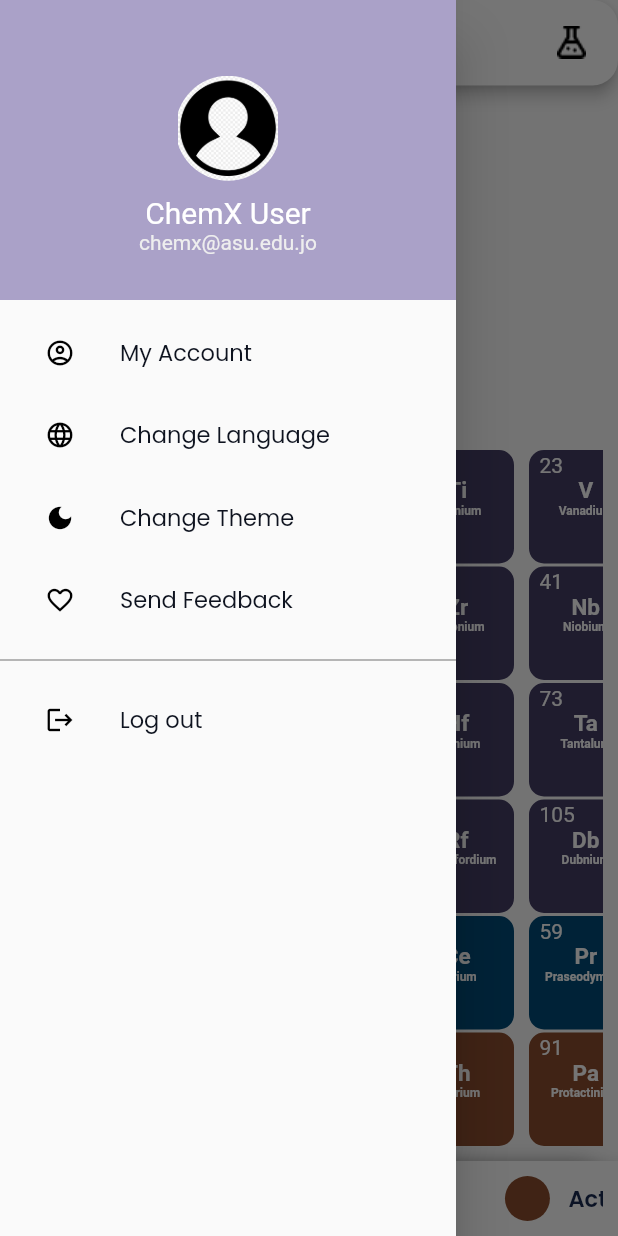
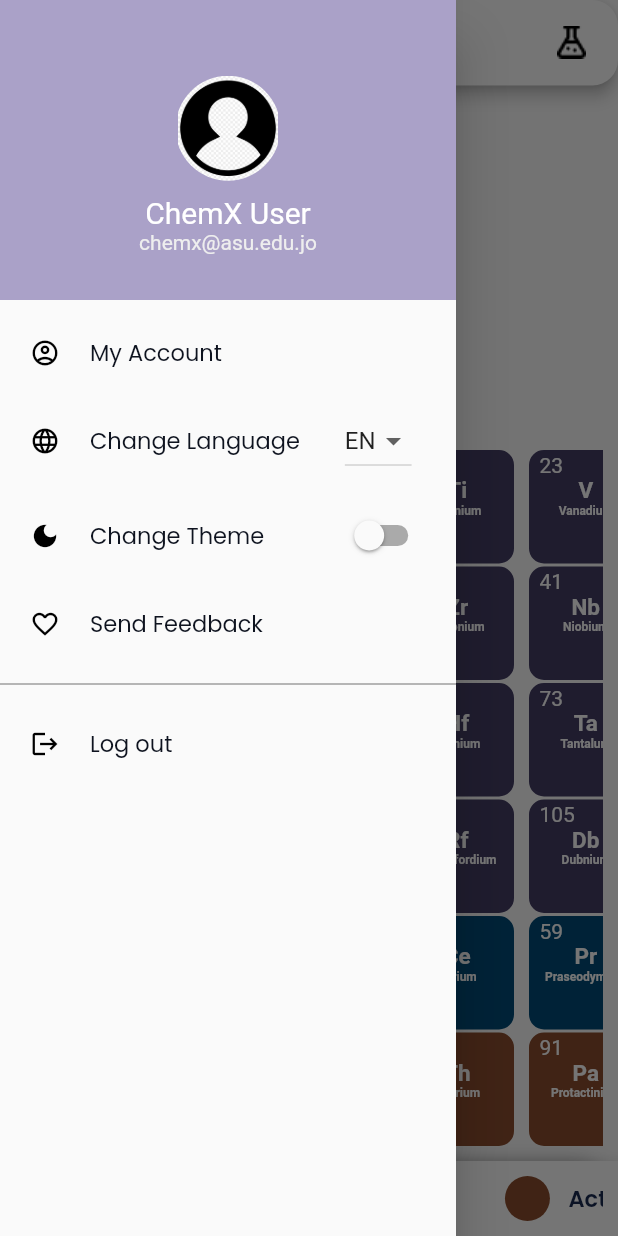
Before and after one commit to MohammadFahel/chem_x, a Flutter app: the PeriodicTableHomePage screen opened directly, with the side drawer open, on a phone screen of 412 x 824 dp. Run offline on Flutter 3.47's test engine with Material 2 defaults, Android fonts, the phone set to English and light mode, and no system bars; drawn by our look-alikes of overlay_support; our stand-ins replace email_validator, firebase_auth, firebase_core, flutter_screenutil, google_fonts, google_sign_in and 4 more; missing offline and left inert: flutter_facebook_auth, flutter_login_facebook; accounts and stored records are empty.

Commit message:
Added DropdownButton & SwitchButton to Drawer.

```diff
--- a/lib/view/drawer_page/my_drawer.dart
+++ b/lib/view/drawer_page/my_drawer.dart
@@ -1,3 +1,4 @@
+import 'package:chem_x/main.dart';
 import 'package:chem_x/view/drawer_page/pages/change_language.dart';
 import 'package:chem_x/view/drawer_page/pages/change_theme.dart';
 import 'package:chem_x/view/drawer_page/pages/my_profile.dart';
@@ -6,14 +7,33 @@ import 'package:flutter/material.dart';
 import 'package:flutter_screenutil/flutter_screenutil.dart';
 import 'package:google_fonts/google_fonts.dart';
 import 'package:hexcolor/hexcolor.dart';
+import 'package:sizer/sizer.dart';
 
 import '../../Controller/auth.dart';
 
-class MyNavigationDrawer extends StatelessWidget {
+const List<String> languageList = <String>['EN', 'AR'];
+
+class MyNavigationDrawer extends StatefulWidget {
   const MyNavigationDrawer({Key? key}) : super(key: key);
 
   @override
+  State<MyNavigationDrawer> createState() => _MyNavigationDrawerState();
+}
+
+class _MyNavigationDrawerState extends State<MyNavigationDrawer> {
+  bool _darkMode = false;
+  bool isSwitched = false;
+
+  @override
+  void initState() {
+    super.initState();
+    setState(() {});
+  }
+
+  @override
   Widget build(BuildContext context) {
+    String dropdownValue = languageList.first;
+
     return Drawer(
       child: SingleChildScrollView(
         child: Container(
@@ -24,35 +44,67 @@ class MyNavigationDrawer extends StatelessWidget {
               DrawerItem(
                 name: 'My Account',
                 icon: Icons.account_circle_outlined,
-                onPressed: ()=> onItemPressed(context, index: 0),
+                onPressed: () => onItemPressed(context, index: 0),
               ),
               const SizedBox(height: 15),
-              DrawerItem(
-                  name: 'Change Language',
-                  icon: Icons.language,
-                  onPressed: ()=> onItemPressed(context, index: 1)
+              Row(
+                children: [
+                  DrawerItem(
+                      name: 'Change Language',
+                      icon: Icons.language,
+                      onPressed: () => onItemPressed(context, index: 1)),
+                  const SizedBox(width: 30),
+                  DropdownButton(
+
+                    value: dropdownValue,
+                    items: languageList
+                        .map<DropdownMenuItem<String>>((String value) {
+                      return DropdownMenuItem<String>(
+                        value: value,
+                        child: Text(value),
+                      );
+                    }).toList(),
+                    onChanged: (String? value) {
+                      // This is called when the user selects an item.
+                      setState(() {
+                        dropdownValue = value!;
+                      });
+                    },
+                  )
+                ],
               ),
               const SizedBox(height: 15),
-              DrawerItem(
-                  name: 'Change Theme',
-                  icon: Icons.dark_mode,
-                  onPressed: ()=> onItemPressed(context, index: 2)
+              Row(
+                children: [
+                  DrawerItem(
+                      name: 'Change Theme',
+                      icon: Icons.dark_mode,
+                      onPressed: () => onItemPressed(context, index: 2)),
+                  const SizedBox(width: 50),
+                  Switch(
+                    activeColor: HexColor('#AAA1C8'),
+                    value: isSwitched,
+                    onChanged: (value) {
+                      setState(() {
+                        isSwitched = value;
+                        print(isSwitched);
+                      });
+                    },
+                  )
+                ],
               ),
               const SizedBox(height: 15),
               DrawerItem(
                   name: 'Send Feedback',
                   icon: Icons.favorite_outline,
-                  onPressed: ()=> onItemPressed(context, index: 3)
-              ),
+                  onPressed: () => onItemPressed(context, index: 3)),
               const SizedBox(height: 15),
               const Divider(thickness: 1, height: 10, color: Colors.grey),
               const SizedBox(height: 15),
               DrawerItem(
                   name: 'Log out',
                   icon: Icons.logout,
-                  onPressed: ()=> onItemPressed(context, index: 4)
-              ),
-
+                  onPressed: () => onItemPressed(context, index: 4)),
             ],
           ),
         ),
@@ -60,28 +112,31 @@ class MyNavigationDrawer extends StatelessWidget {
     );
   }
 
-  void onItemPressed(BuildContext context, {required int index}){
+  void onItemPressed(BuildContext context, {required int index}) {
     Navigator.pop(context);
 
-    switch(index){
+    switch (index) {
       case 0:
-        Navigator.push(context, MaterialPageRoute(builder: (context) => const MyProfile()));
+        Navigator.push(context,
+            MaterialPageRoute(builder: (context) => const MyProfile()));
         break;
       case 1:
-        Navigator.push(context, MaterialPageRoute(builder: (context) => const ChangeLanguage()));
+        Navigator.push(context,
+            MaterialPageRoute(builder: (context) => const ChangeLanguage()));
         break;
       case 2:
-        Navigator.push(context, MaterialPageRoute(builder: (context) => const ChangeTheme()));
+        Navigator.push(context,
+            MaterialPageRoute(builder: (context) => const ChangeTheme()));
         break;
       case 3:
-        Navigator.push(context, MaterialPageRoute(builder: (context) => const SendFeedback()));
+        Navigator.push(context,
+            MaterialPageRoute(builder: (context) => const SendFeedback()));
         break;
       case 4:
         AuthO().signOutUser();
         break;
     }
   }
-
 
   Widget headerWidget() {
     return Container(
@@ -116,14 +171,16 @@ class MyNavigationDrawer extends StatelessWidget {
         ],
       ),
     );
-
   }
-
 }
 
-
 class DrawerItem extends StatelessWidget {
-  const DrawerItem({Key? key, required this.name, required this.icon, required this.onPressed}) : super(key: key);
+  const DrawerItem(
+      {Key? key,
+      required this.name,
+      required this.icon,
+      required this.onPressed})
+      : super(key: key);
 
   final String name;
   final IconData icon;
@@ -132,19 +189,24 @@ class DrawerItem extends StatelessWidget {
   @override
   Widget build(BuildContext context) {
     return Container(
-      padding: EdgeInsets.only(left: 30),
+      padding: EdgeInsets.only(left: 20),
       child: InkWell(
         onTap: onPressed,
         child: SizedBox(
           height: 40,
           child: Row(
             children: [
-              Icon(icon, size: 20, color: Colors.black,),
-              const SizedBox(width: 30),
-              Text(name, textAlign: TextAlign.center,
+              Icon(
+                icon,
+                size: 20,
+                color: Colors.black,
+              ),
+              const SizedBox(width: 20),
+              Text(name,
+                  textAlign: TextAlign.center,
                   style: GoogleFonts.poppins(
-                      textStyle: TextStyle(
-                          fontSize: 15, color: HexColor("#0E131F"))))
+                      textStyle:
+                          TextStyle(fontSize: 15, color: HexColor("#0E131F"))))
             ],
           ),
         ),
```
Also changed, not shown: lib/controller/theme_controller.dart (added, +39 -0 lines), lib/controller/theme_provider.dart (added, +63 -0 lines).
